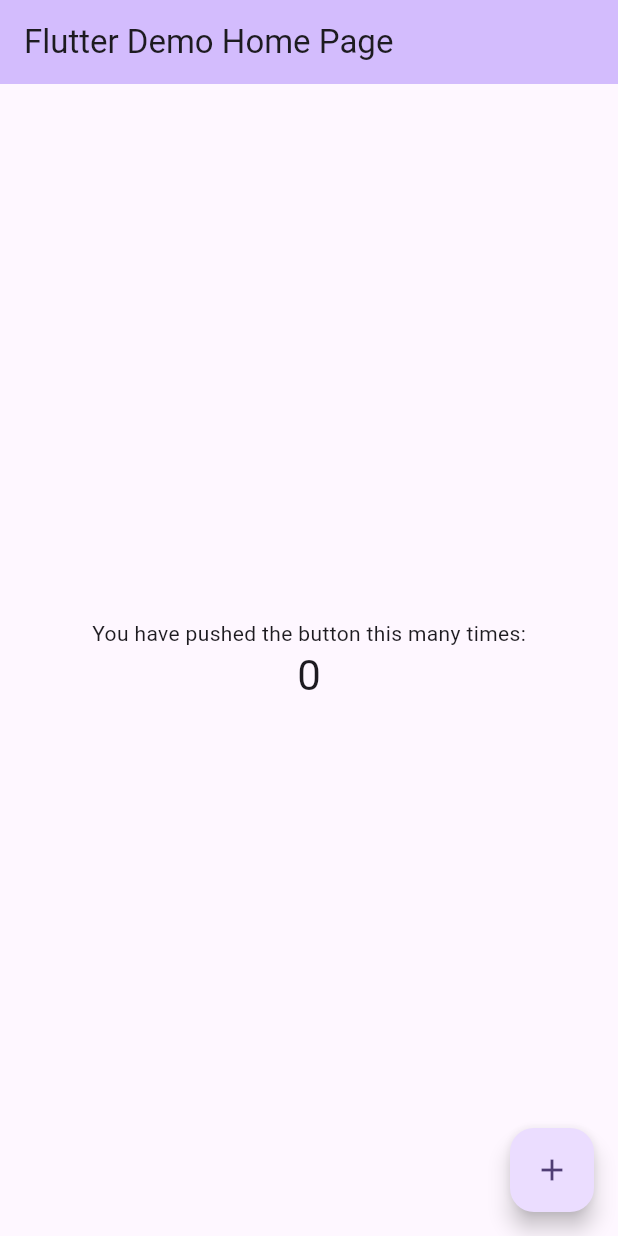
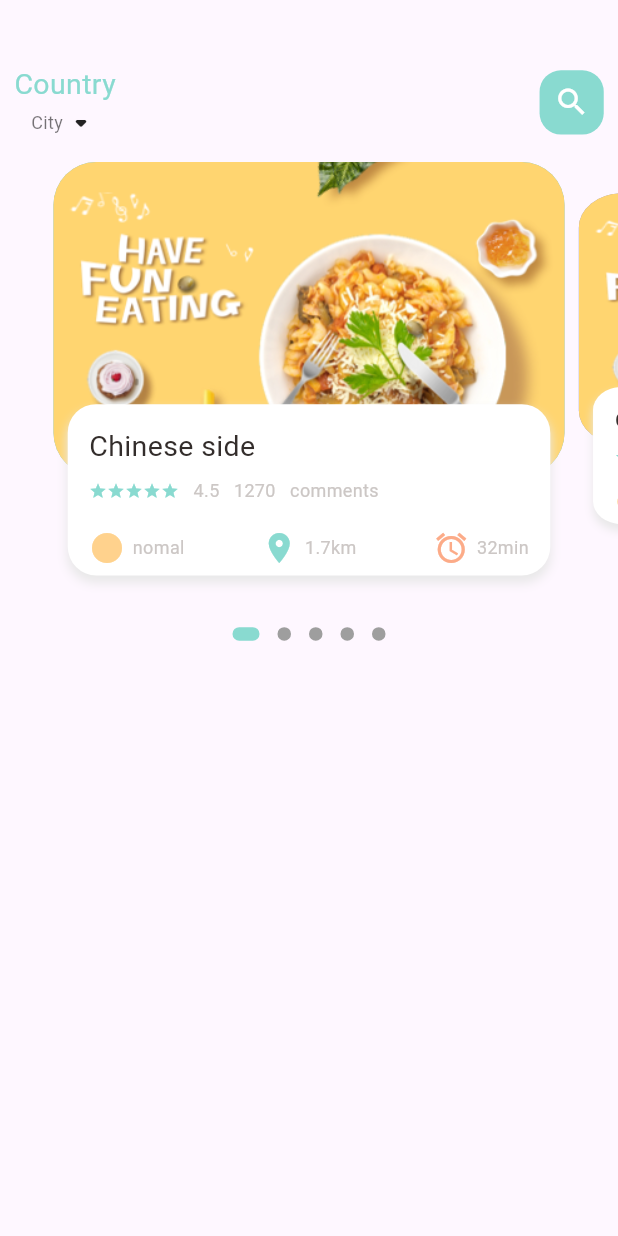
Before and after one commit to DoThienTai/Food_Delivery_App, a Flutter app: the screen it shows after launch, on a phone screen of 412 x 824 dp. Run offline on Flutter 3.47's test engine with Material 3 defaults, Android fonts, the phone set to English and light mode, and no system bars; drawn by our look-alikes of dots_indicator; our stand-ins replace get.

Commit message:
Xay dung giao dien home

```diff
--- /dev/null
+++ b/lib/home/body_food_page.dart
@@ -0,0 +1,189 @@
+import 'package:dots_indicator/dots_indicator.dart';
+import 'package:flutter/material.dart';
+import 'package:food_delivery_app/utils/colors.dart';
+import 'package:food_delivery_app/utils/dimensions.dart';
+import 'package:food_delivery_app/widget/big_text.dart';
+import 'package:food_delivery_app/widget/icon_and_text_widget.dart';
+import 'package:food_delivery_app/widget/small_text.dart';
+
+class BodyFoodPage extends StatefulWidget {
+  const BodyFoodPage({super.key});
+
+  @override
+  State<BodyFoodPage> createState() => _BodyFoodPageState();
+}
+
+class _BodyFoodPageState extends State<BodyFoodPage> {
+  PageController controller =
+      PageController(viewportFraction: 0.85, keepPage: true);
+  var _currPageValue = 0.0;
+  double _scaleFactor = 0.8;
+  double _height = Dimensions.pageViewContainer;
+  @override
+  void initState() {
+    // TODO: implement initState
+    super.initState();
+    controller.addListener(() {
+      setState(() {
+        _currPageValue = controller.page!;
+      });
+    });
+  }
+
+  @override
+  void dispose() {
+    // TODO: implement dispose
+    super.dispose();
+    controller.dispose();
+  }
+
+  @override
+  Widget build(BuildContext context) {
+    return Column(
+      children: [
+        Container(
+          height: Dimensions.pageView,
+          child: PageView.builder(
+              controller: controller,
+              itemCount: 5,
+              itemBuilder: (context, position) {
+                return _buildPageItem(position);
+              }),
+        ),
+        new DotsIndicator(
+          dotsCount: 5,
+          position: _currPageValue,
+          decorator: DotsDecorator(
+            activeColor: AppColors.mainColor,
+            size: const Size.square(9.0),
+            activeSize: const Size(18.0, 9.0),
+            activeShape: RoundedRectangleBorder(
+                borderRadius: BorderRadius.circular(5.0)),
+          ),
+        ),
+      ],
+    );
+  }
+
+  Widget _buildPageItem(int index) {
+    Matrix4 matrix = new Matrix4.identity();
+    if (index == _currPageValue.floor()) {
+      var currScale = 1 - (_currPageValue - index) * (1 - _scaleFactor);
+      var currTran = _height * (1 - currScale) / 2;
+      matrix = Matrix4.diagonal3Values(1, currScale, 1)
+        ..setTranslationRaw(0, currTran, 0);
+    } else if (index == _currPageValue.floor() + 1) {
+      var currScale =
+          _scaleFactor + (_currPageValue - index + 1) * (1 - _scaleFactor);
+      var currTran = _height * (1 - currScale) / 2;
+      matrix = Matrix4.diagonal3Values(1, currScale, 1);
+      matrix = Matrix4.diagonal3Values(1, currScale, 1)
+        ..setTranslationRaw(0, currTran, 0);
+    } else if (index == _currPageValue.floor() - 1) {
+      var currScale = 1 - (_currPageValue - index) * (1 - _scaleFactor);
+      matrix = Matrix4.diagonal3Values(1, currScale, 1);
+      var currTran = _height * (1 - currScale) / 2;
+      matrix = Matrix4.diagonal3Values(1, currScale, 1)
+        ..setTranslationRaw(0, currTran, 0);
+    } else {
+      var currScale = 0.8;
+      matrix = Matrix4.diagonal3Values(1, currScale, 1)
+        ..setTranslationRaw(0, _height * (1 - _scaleFactor) / 2, 1);
+    }
+    return Transform(
+      transform: matrix,
+      child: Stack(
+        children: [
+          Container(
+            height: Dimensions.pageViewContainer,
+            margin: EdgeInsets.only(right: Dimensions.width10, left: Dimensions.width10),
+            decoration: BoxDecoration(
+              borderRadius: BorderRadius.circular(Dimensions.radius30),
+              color: index.isEven ? Color(0xFF69c5df) : Color(0xFF9294cc),
+              image: DecorationImage(
+                image: AssetImage("assets/image/food0.png"),
+                fit: BoxFit.cover,
+              ),
+            ),
+          ),
+          Align(
+            alignment: Alignment.bottomCenter,
+            child: Container(
+              height: Dimensions.pageViewTexContainer,
+              margin: EdgeInsets.only(right: Dimensions.width30, left: Dimensions.width30, bottom: Dimensions.height30),
+              decoration: BoxDecoration(
+                borderRadius: BorderRadius.circular(Dimensions.radius20),
+                color: Colors.white,
+                boxShadow: [
+                  BoxShadow(
+                    color: Color(0xFFe8e8e8),
+                    blurRadius: 5.0,
+                    offset: Offset(0, 5),
+                  ),
+                ],
+              ),
+              child: Container(
+                padding: EdgeInsets.only(top: Dimensions.height15, left: Dimensions.height15, right: Dimensions.height15),
+                child: Column(
+                  crossAxisAlignment: CrossAxisAlignment.start,
+                  children: [
+                    BigText(text: "Chinese side"),
+                    SizedBox(
+                      height: Dimensions.height10,
+                    ),
+                    Row(
+                      children: [
+                        Wrap(
+                          children: List.generate(
+                            5,
+                            (index) => Icon(
+                              Icons.star,
+                              color: AppColors.mainColor,
+                              size: 12,
+                            ),
+                          ),
+                        ),
+                        SizedBox(
+                          width: Dimensions.width20,
+                        ),
+                        SmallText(text: "4.5"),
+                        SizedBox(
+                          width: Dimensions.width20,
+                        ),
+                        SmallText(text: "1270"),
+                        SizedBox(
+                          width: Dimensions.width20,
+                        ),
+                        SmallText(text: "comments"),
+                      ],
+                    ),
+                    SizedBox(
+                      height: Dimensions.height20,
+                    ),
+                    Row(
+                      mainAxisAlignment: MainAxisAlignment.spaceBetween,
+                      children: [
+                        IconAndTextWidget(
+                            icon: Icons.circle_sharp,
+                            text: 'nomal',
+                            iconColor: AppColors.iconColor1),
+                        IconAndTextWidget(
+                            icon: Icons.location_on,
+                            text: '1.7km',
+                            iconColor: AppColors.mainColor),
+                        IconAndTextWidget(
+                            icon: Icons.access_alarm_sharp,
+                            text: '32min',
+                            iconColor: AppColors.iconColor2),
+                      ],
+                    ),
+                  ],
+                ),
+              ),
+            ),
+          ),
+        ],
+      ),
+    );
+  }
+}
--- /dev/null
+++ b/lib/home/main_food_page.dart
@@ -0,0 +1,72 @@
+import 'package:flutter/material.dart';
+import 'package:food_delivery_app/home/body_food_page.dart';
+import 'package:food_delivery_app/utils/colors.dart';
+import 'package:food_delivery_app/utils/dimensions.dart';
+import 'package:food_delivery_app/widget/big_text.dart';
+import 'package:food_delivery_app/widget/small_text.dart';
+
+class MainFoodPage extends StatefulWidget {
+  const MainFoodPage({super.key});
+
+  @override
+  State<MainFoodPage> createState() => _MainFoodPageState();
+}
+
+class _MainFoodPageState extends State<MainFoodPage> {
+  @override
+  Widget build(BuildContext context) {
+    print(MediaQuery.of(context).size.width.toString());
+    print(MediaQuery.of(context).size.height.toString());
+    return Scaffold(
+      body: Column(
+        children: [
+          //showing the header
+          Container(
+            child: Container(
+              margin: EdgeInsets.only(top: Dimensions.height45, bottom: Dimensions.height15),
+              padding: EdgeInsets.only(left: Dimensions.width20, right: Dimensions.width20),
+              child: Row(
+                mainAxisAlignment: MainAxisAlignment.spaceBetween,
+                children: [
+                  Column(
+                    children: [
+                      BigText(
+                        color: AppColors.mainColor,
+                        text: "Country",
+                      ),
+                      Row(
+                        children: [
+                          SmallText(
+                            color: Colors.black54,
+                            text: "City",
+                          ),
+                          Icon(Icons.arrow_drop_down_rounded),
+                        ],
+                      ),
+                    ],
+                  ),
+                  Center(
+                    child: Container(
+                      width: Dimensions.height45,
+                      height: Dimensions.height45,
+                      child: Icon(
+                        Icons.search,
+                        color: Colors.white,
+                      ),
+                      decoration: BoxDecoration(
+                        borderRadius: BorderRadius.circular(Dimensions.radius15),
+                        color: AppColors.mainColor,
+                      ),
+                    ),
+                  ),
+                ],
+              ),
+            ),
+          ),
+          //showing the body
+          BodyFoodPage(),
+        ],
+      ),
+    );
+  }
+}
--- a/lib/main.dart
+++ b/lib/main.dart
@@ -1,5 +1,6 @@
 import 'package:flutter/material.dart';
-
+import 'package:get/get_navigation/src/root/get_material_app.dart';
+import 'home/main_food_page.dart';
 void main() {
   runApp(const MyApp());
 }
@@ -10,116 +11,14 @@ class MyApp extends StatelessWidget {
   // This widget is the root of your application.
   @override
   Widget build(BuildContext context) {
-    return MaterialApp(
+    return GetMaterialApp(
+      debugShowCheckedModeBanner: false,
       title: 'Flutter Demo',
       theme: ThemeData(
-        // This is the theme of your application.
-        //
-        // TRY THIS: Try running your application with "flutter run". You'll see
-        // the application has a blue toolbar. Then, without quitting the app,
-        // try changing the seedColor in the colorScheme below to Colors.green
-        // and then invoke "hot reload" (save your changes or press the "hot
-        // reload" button in a Flutter-supported IDE, or press "r" if you used
-        // the command line to start the app).
-        //
-        // Notice that the counter didn't reset back to zero; the application
-        // state is not lost during the reload. To reset the state, use hot
-        // restart instead.
-        //
-        // This works for code too, not just values: Most code changes can be
-        // tested with just a hot reload.
         colorScheme: ColorScheme.fromSeed(seedColor: Colors.deepPurple),
         useMaterial3: true,
       ),
-      home: const MyHomePage(title: 'Flutter Demo Home Page'),
+      home: const MainFoodPage(),
     );
   }
 }
-
-class MyHomePage extends StatefulWidget {
-  const MyHomePage({super.key, required this.title});
-
-  // This widget is the home page of your application. It is stateful, meaning
-  // that it has a State object (defined below) that contains fields that affect
-  // how it looks.
-
-  // This class is the configuration for the state. It holds the values (in this
-  // case the title) provided by the parent (in this case the App widget) and
-  // used by the build method of the State. Fields in a Widget subclass are
-  // always marked "final".
-
-  final String title;
-
-  @override
-  State<MyHomePage> createState() => _MyHomePageState();
-}
-
-class _MyHomePageState extends State<MyHomePage> {
-  int _counter = 0;
-
-  void _incrementCounter() {
-    setState(() {
-      // This call to setState tells the Flutter framework that something has
-      // changed in this State, which causes it to rerun the build method below
-      // so that the display can reflect the updated values. If we changed
-      // _counter without calling setState(), then the build method would not be
-      // called again, and so nothing would appear to happen.
-      _counter++;
-    });
-  }
-
-  @override
-  Widget build(BuildContext context) {
-    // This method is rerun every time setState is called, for instance as done
-    // by the _incrementCounter method above.
-    //
-    // The Flutter framework has been optimized to make rerunning build methods
-    // fast, so that you can just rebuild anything that needs updating rather
-    // than having to individually change instances of widgets.
-    return Scaffold(
-      appBar: AppBar(
-        // TRY THIS: Try changing the color here to a specific color (to
-        // Colors.amber, perhaps?) and trigger a hot reload to see the AppBar
-        // change color while the other colors stay the same.
-        backgroundColor: Theme.of(context).colorScheme.inversePrimary,
-        // Here we take the value from the MyHomePage object that was created by
-        // the App.build method, and use it to set our appbar title.
-        title: Text(widget.title),
-      ),
-      body: Center(
-        // Center is a layout widget. It takes a single child and positions it
-        // in the middle of the parent.
-        child: Column(
-          // Column is also a layout widget. It takes a list of children and
-          // arranges them vertically. By default, it sizes itself to fit its
-          // children horizontally, and tries to be as tall as its parent.
-          //
-          // Column has various properties to control how it sizes itself and
-          // how it positions its children. Here we use mainAxisAlignment to
-          // center the children vertically; the main axis here is the vertical
-          // axis because Columns are vertical (the cross axis would be
-          // horizontal).
-          //
-          // TRY THIS: Invoke "debug painting" (choose the "Toggle Debug Paint"
-          // action in the IDE, or press "p" in the console), to see the
-          // wireframe for each widget.
-          mainAxisAlignment: MainAxisAlignment.center,
-          children: <Widget>[
-            const Text(
-              'You have pushed the button this many times:',
-            ),
-            Text(
-              '$_counter',
-              style: Theme.of(context).textTheme.headlineMedium,
-            ),
-          ],
-        ),
-      ),
-      floatingActionButton: FloatingActionButton(
-        onPressed: _incrementCounter,
-        tooltip: 'Increment',
-        child: const Icon(Icons.add),
-      ), // This trailing comma makes auto-formatting nicer for build methods.
-    );
-  }
-}
--- /dev/null
+++ b/lib/utils/dimensions.dart
@@ -0,0 +1,27 @@
+import 'package:get/get.dart';
+class Dimensions{
+  static double screenHeight = Get.context!.height;
+  static double screenWidth = Get.context!.width;
+
+  static double pageView = screenHeight/2.71;
+  static double pageViewContainer= screenHeight/3.94;
+  static double pageViewTexContainer = screenHeight/7.22;
+
+  //dynamic height padding and margin
+  static double height10 = screenHeight/86.7;
+  static double height15 = screenHeight/57.8;
+  static double height20 = screenHeight/43.35;
+  static double height30 = screenHeight/28.9;
+  static double height45 = screenHeight/19.26;
+  //dynamic width padding and margin
+  static double width10 = screenWidth/86.7;
+  static double width15 = screenWidth/57.8;
+  static double width20 = screenWidth/43.35;
+  static double width30 = screenWidth/28.9;
+
+  //radius
+  static double font20 = screenHeight/43.35;
+  static double radius15 = screenHeight/57.8;
+  static double radius20 = screenHeight/43.35;
+  static double radius30 = screenHeight/28.9;
+}
--- /dev/null
+++ b/lib/widget/big_text.dart
@@ -0,0 +1,31 @@
+import 'package:flutter/material.dart';
+import 'package:food_delivery_app/utils/dimensions.dart';
+
+class BigText extends StatelessWidget {
+  Color? color;
+  final String text;
+  double size;
+  TextOverflow overflow;
+  BigText({
+    super.key,
+    this.color = const Color(0xFF332d2b),
+    required this.text,
+    this.overflow = TextOverflow.ellipsis,
+    this.size = 0,
+  });
+
+  @override
+  Widget build(BuildContext context) {
+    return Text(
+      text,
+      maxLines: 1,
+      overflow: overflow,
+      style: TextStyle(
+        color: color,
+        fontSize: size==0?Dimensions.font20:size,
+        fontFamily: 'Roboto',
+        fontWeight: FontWeight.w400,
+      ),
+    );
+  }
+}
--- /dev/null
+++ b/lib/widget/icon_and_text_widget.dart
@@ -0,0 +1,24 @@
+import 'package:flutter/material.dart';
+import 'package:food_delivery_app/widget/small_text.dart';
+
+class IconAndTextWidget extends StatelessWidget {
+  final IconData icon;
+  final String text;
+  final Color iconColor;
+  IconAndTextWidget(
+      {super.key,
+      required this.icon,
+      required this.text,
+      required this.iconColor});
+
+  @override
+  Widget build(BuildContext context) {
+    return Row(
+      children: [
+        Icon(icon, color: iconColor,),
+        SizedBox(width: 5,),
+        SmallText(text: text,),
+      ],
+    );
+  }
+}
--- /dev/null
+++ b/lib/widget/small_text.dart
@@ -0,0 +1,27 @@
+import 'package:flutter/material.dart';
+
+class SmallText extends StatelessWidget {
+  Color? color;
+  final String text;
+  double size;
+  double height;
+  SmallText({
+    super.key,
+    this.color = const Color(0xFFccc7c5),
+    required this.text,
+    this.size = 12,
+    this.height = 1.2,
+  });
+
+  @override
+  Widget build(BuildContext context) {
+    return Text(
+      text,
+      style: TextStyle(
+        color: color,
+        fontSize: size,
+        height: height,
+      ),
+    );
+  }
+}
--- a/pubspec.yaml
+++ b/pubspec.yaml
@@ -30,6 +30,8 @@ environment:
 dependencies:
   flutter:
     sdk: flutter
+  get: ^4.6.6
+  dots_indicator: ^2.1.1
 
 
   # The following adds the Cupertino Icons font to your application.
```
Also changed, not shown: pubspec.lock.
